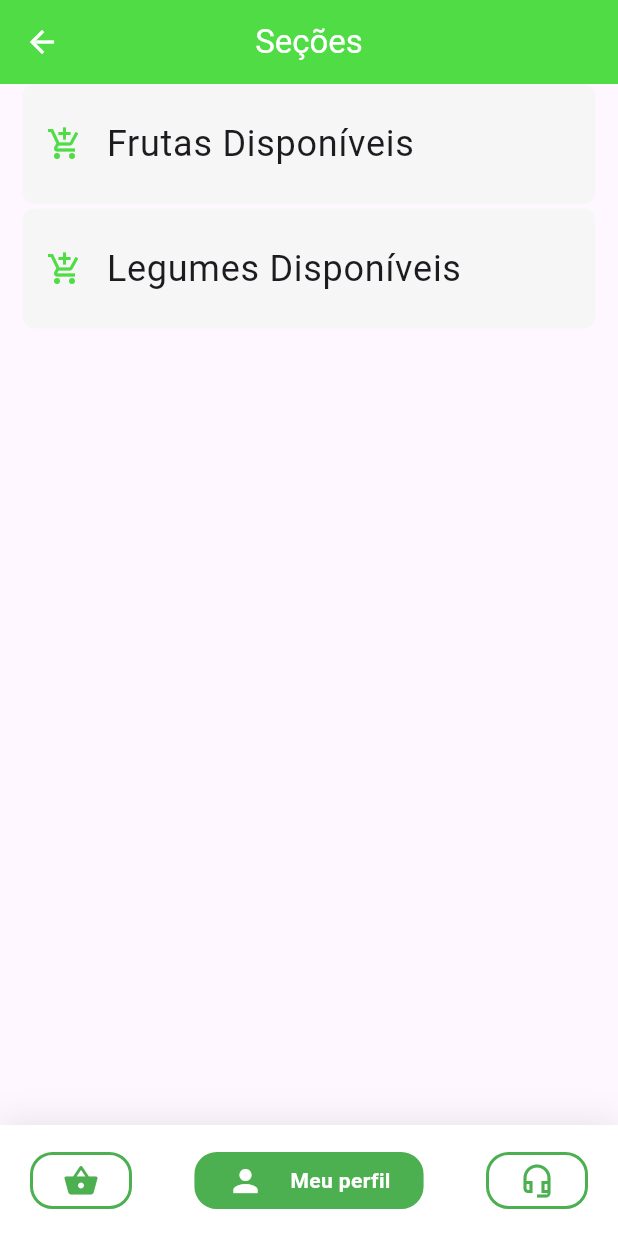
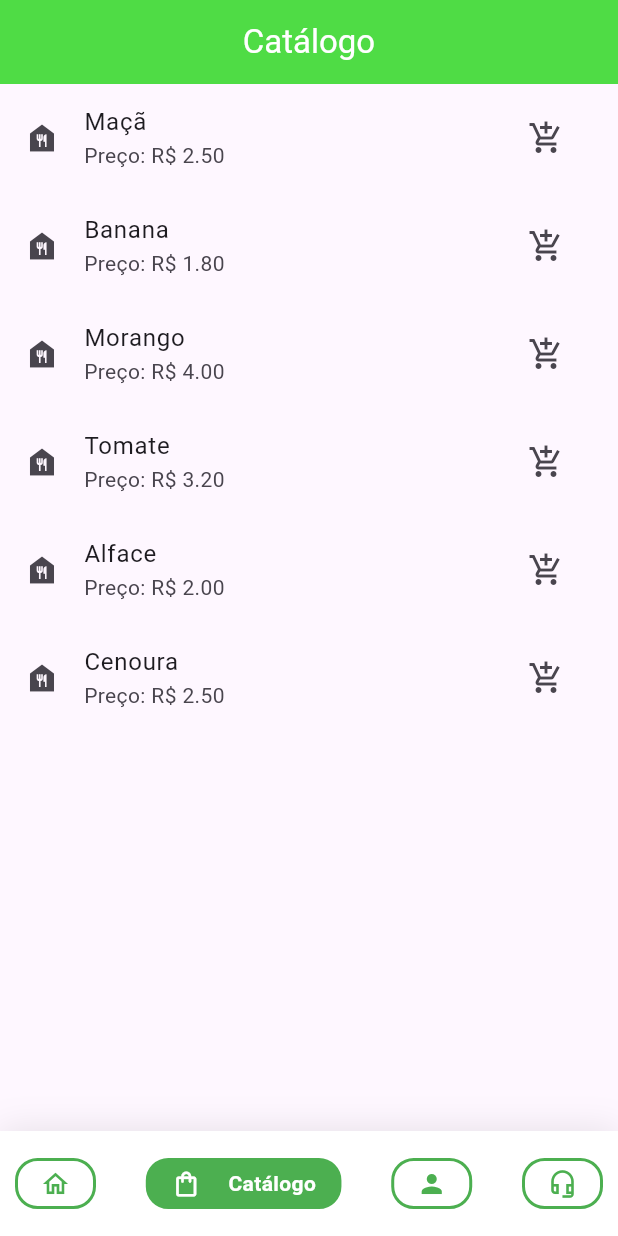
Before and after one commit to Lamarkes/flutter-catolicafruit, a Flutter app: the HomePage screen opened directly, item 2 of the bottom bar chosen, on a phone screen of 412 x 824 dp. Run offline on Flutter 3.47's test engine with Material 3 defaults, Android fonts, the phone set to English and light mode, and no system bars; drawn by our look-alikes of google_nav_bar; our stand-ins replace shared_preferences; accounts and stored records are empty.

Commit message:
creating the catalog page and correcting models as well as the homepage

```diff
--- a/app_catolicafruit/lib/models/frutas_modelo.dart
+++ b/app_catolicafruit/lib/models/frutas_modelo.dart
@@ -2,10 +2,12 @@
 class Fruta{
   String? nome;
   int? qtdeDeFrutas;
-
+  double? preco;
 
   Fruta({
     required this.nome,
     required this.qtdeDeFrutas,
+    required this.preco
   });
+
 }
--- a/app_catolicafruit/lib/models/legumes_modelo.dart
+++ b/app_catolicafruit/lib/models/legumes_modelo.dart
@@ -2,9 +2,12 @@
 class Legume{
   String? nome;
   int? qtdeDeLegumes;
+  double? preco;
 
   Legume({
     required this.nome,
     required this.qtdeDeLegumes,
+    required this.preco
   });
+
 }
--- /dev/null
+++ b/app_catolicafruit/lib/pages/catalogo_page.dart
@@ -0,0 +1,147 @@
+import 'package:app_catolicafruit/shared/comp.dart';
+import 'package:flutter/material.dart';
+import 'package:app_catolicafruit/models/frutas_modelo.dart';
+import 'package:app_catolicafruit/models/legumes_modelo.dart';
+import 'package:app_catolicafruit/pages/home_page.dart';
+import 'package:google_nav_bar/google_nav_bar.dart';
+
+class CatalogoPage extends StatefulWidget {
+  final List<Fruta> frutas;
+  final List<Legume> legumes;
+
+  const CatalogoPage({Key? key, required this.frutas, required this.legumes}) : super(key: key);
+
+  @override
+  State<CatalogoPage> createState() => _CatalogoPageState();
+}
+
+class _CatalogoPageState extends State<CatalogoPage> {
+  int _indiceAtual = 1;
+
+  void onTabTapped(int index) {
+    setState(() {
+      _indiceAtual = index;
+      if (index == 0) {
+        Navigator.push(
+          context,
+          MaterialPageRoute(
+            builder: (context) => HomePage(),
+          ),
+        );
+      }
+    });
+  }
+
+  @override
+  Widget build(BuildContext context) {
+    return Scaffold(
+      appBar: AppBar(
+        iconTheme: IconThemeData(
+          color: Comp().corPrincipal,
+        ),
+        title: Text(
+          'Catálogo',
+          style: TextStyle(color: Colors.white),
+        ),
+        centerTitle: true,
+        backgroundColor: Comp().corPrincipal,
+      ),
+      body: ListView.builder(
+        itemCount: widget.frutas.length + widget.legumes.length,
+        itemBuilder: (context, index) {
+          if (index < widget.frutas.length) {
+            // Se o índice for menor que o tamanho da lista de frutas, exibe uma fruta
+            Fruta fruta = widget.frutas[index];
+            return _buildProdutoTile(
+              context,
+              nome: fruta.nome ?? 'Nome não disponível',
+              preco: fruta.preco != null ? 'Preço: R\$ ${fruta.preco!.toStringAsFixed(2)}' : 'Preço não disponível',
+              icone: Icons.add_shopping_cart_outlined,
+              onTap: () {
+
+              },
+            );
+          } else {
+            // Caso contrário, exibe um legume
+            int legumeIndex = index - widget.frutas.length;
+            Legume legume = widget.legumes[legumeIndex];
+            return _buildProdutoTile(
+              context,
+              nome: legume.nome ?? 'Nome não disponível',
+              preco: legume.preco != null ? 'Preço: R\$ ${legume.preco!.toStringAsFixed(2)}' : 'Preço não disponível',
+              icone: Icons.add_shopping_cart_outlined,
+              onTap: () {
+
+              },
+            );
+          }
+        },
+      ),
+      bottomNavigationBar: Container(
+        decoration: BoxDecoration(
+          color: Colors.white,
+          boxShadow: [
+            BoxShadow(
+              blurRadius: 20,
+              color: Colors.black.withOpacity(.1),
+            )
+          ],
+        ),
+        child: Padding(
+          padding: EdgeInsets.symmetric(horizontal: 10, vertical: 18),
+          child: GNav(
+            rippleColor: Colors.white.withOpacity(0.6),
+            hoverColor: Colors.white.withOpacity(0.1),
+            haptic: true,
+            tabBorderRadius: 15,
+            tabActiveBorder: Border.all(color: Colors.green, width: 2),
+            tabBorder: Border.all(color: Colors.green, width: 2),
+            tabShadow: [
+              BoxShadow(color: Colors.white.withOpacity(0.5), blurRadius: 8)
+            ],
+            curve: Curves.easeOutExpo,
+            duration: Duration(milliseconds: 900),
+            gap: 18,
+            color: Colors.green,
+            activeColor: Colors.white,
+            iconSize: 20,
+            tabBackgroundColor: Colors.green.withOpacity(1.0),
+            padding: EdgeInsets.symmetric(horizontal: 15, vertical: 5),
+            tabs: [
+              GButton(
+                icon: Icons.home_outlined,
+                text: 'Página Inicial',
+              ),
+              GButton(
+                icon: Icons.shopping_bag_outlined,
+                text: 'Catálogo'
+              ),
+              GButton(
+                icon: Icons.person,
+                text: 'Meu perfil',
+              ),
+              GButton(
+                icon: Icons.headset_mic_outlined,
+                text: 'Fale Conosco',
+              )
+            ],
+            selectedIndex: _indiceAtual,
+            onTabChange: onTabTapped,
+          ),
+        ),
+      ),
+    );
+  }
+
+  Widget _buildProdutoTile(BuildContext context, {required String nome, required String preco, required IconData icone, required VoidCallback onTap}) {
+    return ListTile(
+      leading: Icon(Icons.food_bank),
+      title: Text(nome),
+      subtitle: Text(preco),
+      trailing: IconButton(
+        icon: Icon(icone),
+        onPressed: onTap,
+      ),
+    );
+  }
+}
--- a/app_catolicafruit/lib/pages/criar_conta_page.dart
+++ b/app_catolicafruit/lib/pages/criar_conta_page.dart
@@ -2,7 +2,6 @@ import 'package:app_catolicafruit/pages/login_page.dart';
 import 'package:flutter/material.dart';
 import 'package:app_catolicafruit/shared/comp.dart';
 import 'package:shared_preferences/shared_preferences.dart';
-import 'package:app_catolicafruit/pages/home_page.dart';
 
 class CriarContaPage extends StatefulWidget {
   const CriarContaPage({super.key});
--- a/app_catolicafruit/lib/pages/home_page.dart
+++ b/app_catolicafruit/lib/pages/home_page.dart
@@ -1,5 +1,6 @@
 import 'package:app_catolicafruit/models/frutas_modelo.dart';
 import 'package:app_catolicafruit/models/legumes_modelo.dart';
+import 'package:app_catolicafruit/pages/catalogo_page.dart';
 import 'package:app_catolicafruit/pages/info_sec_page.dart';
 import 'package:app_catolicafruit/shared/comp.dart';
 import 'package:flutter/material.dart';
@@ -20,8 +21,33 @@ class _HomePageState extends State<HomePage> {
   void onTabTapped(int index) {
     setState(() {
       _indiceAtual = index;
+      if (index == 1) { // Índice 1 corresponde ao ícone do carrinho
+        Navigator.push(
+          context,
+          MaterialPageRoute(
+            builder: (context) => CatalogoPage(
+              frutas: frutasDisponiveis,
+              legumes: legumesDisponiveis
+            ),
+          ),
+        );
+      }
     });
   }
+
+  List<Fruta> frutasDisponiveis = [
+    Fruta(nome: 'Maçã', qtdeDeFrutas: 10, preco: 2.5),
+    Fruta(nome: 'Banana', qtdeDeFrutas: 15, preco: 1.8),
+    Fruta(nome: 'Morango', qtdeDeFrutas: 8, preco: 4.0),
+
+  ];
+
+  List<Legume> legumesDisponiveis = [
+    Legume(nome: 'Tomate', qtdeDeLegumes: 20, preco: 3.2),
+    Legume(nome: 'Alface', qtdeDeLegumes: 12, preco: 2.0),
+    Legume(nome: 'Cenoura', qtdeDeLegumes: 16, preco: 2.5),
+
+  ];
 
   @override
   Widget build(BuildContext context) {
@@ -42,42 +68,73 @@ class _HomePageState extends State<HomePage> {
           color: Comp().corPrincipal,
         ),
         title: Text(
-          'Seções',
+          'FreshFruit',
           style: TextStyle(color: Colors.white),
         ),
         centerTitle: true,
         backgroundColor: Comp().corPrincipal,
       ),
-      body: Center(
-        child: SizedBox(
-          width: largura - 30,
-          child: ListView.separated(
-            separatorBuilder: (_, __) => SizedBox(height: 3),
-            itemCount: 2,
-            itemBuilder: (_, index) => Container(
-              height: 80,
-              alignment: Alignment.center,
-              decoration: BoxDecoration(
-                color: Color(0xFFF6F6F6),
-                borderRadius: BorderRadius.circular(8),
-              ),
-              child: ListTile(
-                onTap: () {
-                  // Implement your logic here
-                },
-                leading: Icon(
-                  Icons.add_shopping_cart_outlined,
-                  color: Comp().corPrincipal,
-                ),
-                title: Text(
-                  index == 0 ? 'Frutas Disponíveis' : 'Legumes Disponíveis',
-                  style: TextStyle(
-                    fontSize: 24,
+      body: Padding(
+        padding: const EdgeInsets.only(left: 20.0, right: 20.0),
+        child: Column(
+          crossAxisAlignment: CrossAxisAlignment.stretch,
+          children: [
+            // Espaçamento entre AppBar e o conteúdo
+            Container(
+              color: Comp().corPrincipal.withOpacity(0.02),
+              padding: EdgeInsets.symmetric(vertical: 10, horizontal: 20),
+              child: Column(
+                children: [
+                  Image.asset(Comp().logoPrincipal, width: 300, height: 270),
+                  Text(
+                    'Seja bem-vindo!',
+                    style: TextStyle(
+                      color: Colors.green[900],
+                      fontSize: 24,
+                      fontWeight: FontWeight.bold,
+                    ),
+                    textAlign: TextAlign.center,
                   ),
-                ),
+                  SizedBox(height: 10),
+                  Text(
+                    'Explore nossos produtos e encontre o que você precisa.',
+                    style: TextStyle(
+                      color: Colors.green[900],
+                      fontSize: 16,
+                    ),
+                    textAlign: TextAlign.center,
+                  ),
+                ],
               ),
             ),
-          ),
+            SizedBox(height: 20),
+            ElevatedButton(
+              onPressed: () {
+                Navigator.push(
+                  context,
+                  MaterialPageRoute(
+                    builder: (context) => CatalogoPage(
+                        frutas: frutasDisponiveis, legumes: legumesDisponiveis),
+                  ),
+                );
+              },
+              style: ElevatedButton.styleFrom(
+                foregroundColor: Colors.white,
+                backgroundColor: Colors.blue,
+              ),
+              child: Text('Catálogo'),
+            ),
+            SizedBox(height: 10),
+            ElevatedButton(
+              onPressed: () {},
+              style: ElevatedButton.styleFrom(
+                foregroundColor: Colors.white,
+                backgroundColor: Colors.green,
+              ),
+              child: Text('Lista de Nossos Produtos'),
+            ),
+            SizedBox(height: 20),
+          ],
         ),
       ),
       bottomNavigationBar: Container(
@@ -91,10 +148,10 @@ class _HomePageState extends State<HomePage> {
           ],
         ),
         child: Padding(
-          padding: EdgeInsets.symmetric(horizontal: 20, vertical: 18),
+          padding: EdgeInsets.symmetric(horizontal: 10, vertical: 18),
           child: GNav(
             rippleColor: Colors.white.withOpacity(0.6),
-            hoverColor: const Color.fromARGB(255, 197, 76, 76),
+            hoverColor: Colors.white.withOpacity(0.1),
             haptic: true,
             tabBorderRadius: 15,
             tabActiveBorder: Border.all(color: Colors.green, width: 2),
@@ -105,17 +162,20 @@ class _HomePageState extends State<HomePage> {
             curve: Curves.easeOutExpo,
             duration: Duration(milliseconds: 900),
             gap: 18,
-            color: Colors.green, // Alterado para branco
-            activeColor: Colors.white, // Alterado para verde
-            iconSize: 24,
+            color: Colors.green,
+            activeColor: Colors.white,
+            iconSize: 20,
             tabBackgroundColor: Colors.green.withOpacity(1.0),
-            padding: EdgeInsets.symmetric(horizontal: 20, vertical: 5),
+            padding: EdgeInsets.symmetric(horizontal: 15, vertical: 5),
             tabs: [
               GButton(
-                icon: Icons.shopping_basket,
-                text: 'Seções',
-
+                icon: Icons.home_outlined,
+                text: 'Página Inicial',
               ),
+              GButton(
+                icon: Icons.shopping_bag_outlined,
+                text: 'Catálogo'
+                ),
               GButton(
                 icon: Icons.person,
                 text: 'Meu perfil',
```
